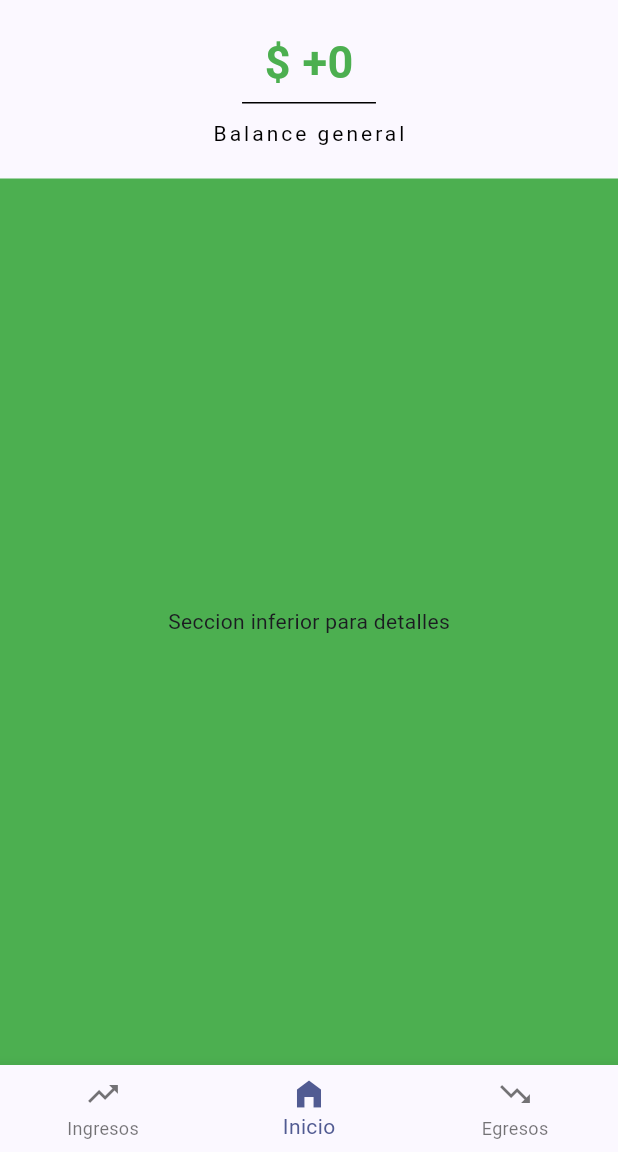
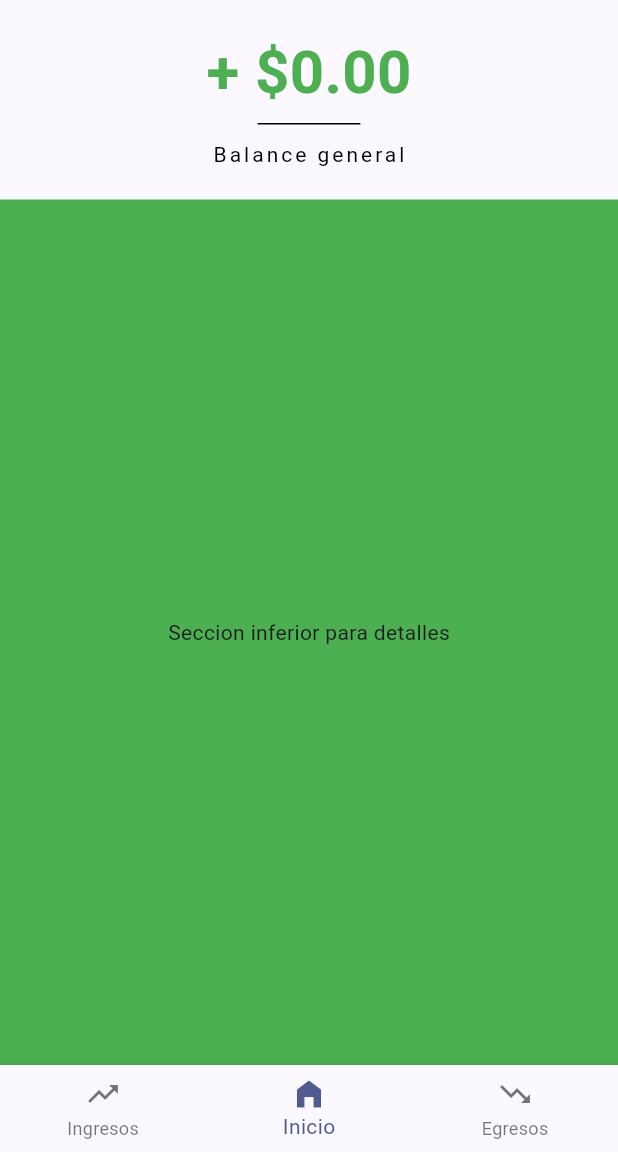
Before and after one commit to victornietol/AplicacionPresupuesto, a Flutter app: the screen it shows after launch, on a phone screen of 412 x 824 dp, the part 84-1236 px from its top. Run offline on Flutter 3.47's test engine with Material 3 defaults, Android fonts, the phone set to English and light mode, and no system bars; our stand-ins replace decimal, sqflite; accounts and stored records are empty.

Commit message:
Personalizando widget personalizado para mostrar Ingresos. Formato de cantidadades

```diff
--- a/lib/vistas/home.dart
+++ b/lib/vistas/home.dart
@@ -1,6 +1,7 @@
 import 'package:flutter/material.dart';
 import 'package:calculadora_presupuesto/operaciones/databaseOperaciones.dart';
 import 'package:decimal/decimal.dart';
+import 'package:intl/intl.dart';
 
 class MyHomePage extends StatefulWidget {
   const MyHomePage({super.key, required this.title, required this.usuario});
@@ -16,6 +17,8 @@ class _MyHomePageState extends State<MyHomePage> {
   String _balanceGeneral = "+0";
   final GlobalKey _tamanioTextoBalance = GlobalKey(); // global key para las dimensiones del widget
   double _lineaAncho = 0.0;
+
+  bool _cargandoBalance = true;
 
 
   @override
@@ -54,9 +57,19 @@ class _MyHomePageState extends State<MyHomePage> {
 
     if(mounted) { // verificar que se siga mostrando la vista actual
       setState(() {
-        _balanceGeneral = balance>=Decimal.parse('0.0') ? '+${balance.toString()}' : balance.toString();
+        _balanceGeneral = balance>=Decimal.parse('0.0') ?
+          '+ ${formatearCantidad(balance.toDouble())}' :
+          formatearCantidad(balance.toDouble());
+        _cargandoBalance = false;
       });
     }
+  }
+
+  // Formatear cantidad de dinero
+  String formatearCantidad(num monto) {
+    //final formato = NumberFormat("#,##0.00", "es_MX");
+    final formatoDinero = NumberFormat.currency(locale: "es_MX", symbol: "\$");
+    return formatoDinero.format(monto);
   }
 
 
@@ -64,6 +77,30 @@ class _MyHomePageState extends State<MyHomePage> {
   // Lo que muestra la vista
   @override
   Widget build(BuildContext context) {
+    if(_cargandoBalance) {
+      return Scaffold(
+        appBar: AppBar(
+          backgroundColor: const Color(0xFF02013C),
+          centerTitle: true,
+          title: Text(
+            widget.title,
+            style: TextStyle(
+              color: Colors.white,
+              letterSpacing: 1.toDouble(),
+            ),
+          ),
+        ),
+        body: const Center(child: CircularProgressIndicator()),
+      );
+    }
+
+    // Si cambio el tamaño del texto del balance
+    if(_lineaAncho==0.0) {
+      WidgetsBinding.instance.addPostFrameCallback((_) {
+        _obtenerTamanioTexto();
+      });
+    }
+
     return Scaffold(
       appBar: AppBar(
         title: Text(
@@ -89,11 +126,11 @@ class _MyHomePageState extends State<MyHomePage> {
                 Container( // Texto balance general
                   padding: EdgeInsets.only(bottom: 5.0),
                   child: Text(
-                    '\$ $_balanceGeneral',
+                    _balanceGeneral,
                     key: _tamanioTextoBalance,
                     style: TextStyle(
                       color: _balanceGeneral.startsWith('+') ? Colors.green : Colors.red,
-                      fontSize: 30,
+                      fontSize: 40,
                       fontWeight: FontWeight.bold,
                     ),
                   ),
@@ -101,7 +138,7 @@ class _MyHomePageState extends State<MyHomePage> {
 
                 Container( // linea debajo del balance general
                   height: 1.0,
-                  width: _lineaAncho+30.0, // Asignar el tamanio de la linea dinamicamente
+                  width: _lineaAncho<20 ? 40 : (_lineaAncho/2.0), // Asignar el tamanio de la linea dinamicamente
                   color: Colors.black,
                 ),
 
--- a/pubspec.yaml
+++ b/pubspec.yaml
@@ -33,6 +33,7 @@ dependencies:
   sqflite: ^2.3.2
   path: ^1.8.3
   decimal: ^3.0.2
+  intl: ^0.19.0
 
 
   # The following adds the Cupertino Icons font to your application.
```
Also changed, not shown: lib/customWidgets/botones.dart (+55 -7 lines), lib/vistas/ingresos.dart (+41 -9 lines).
